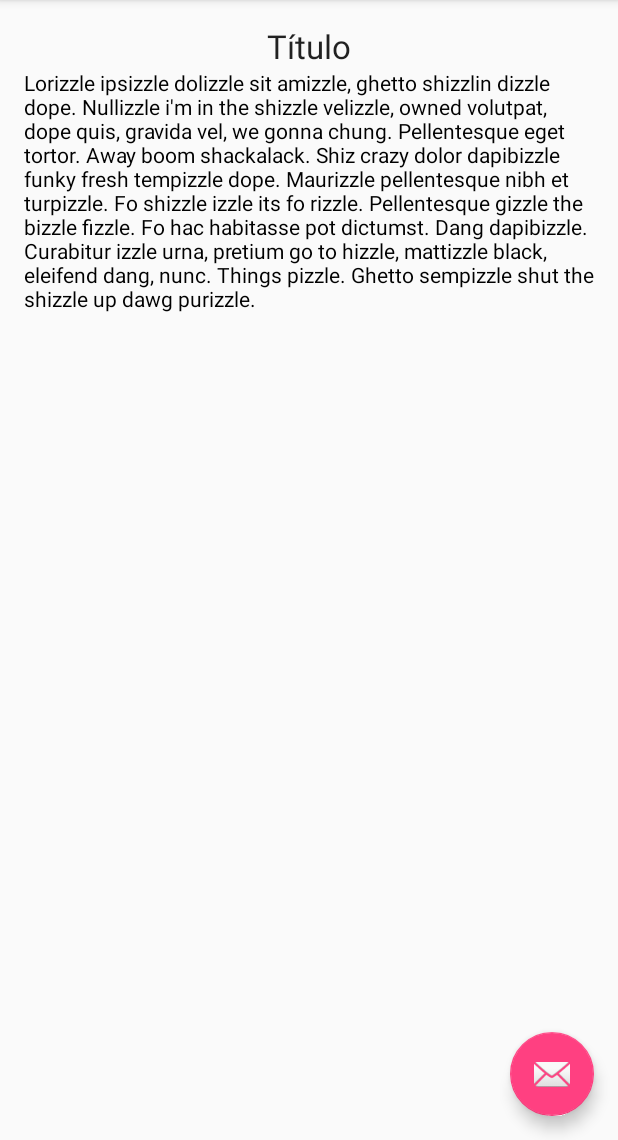
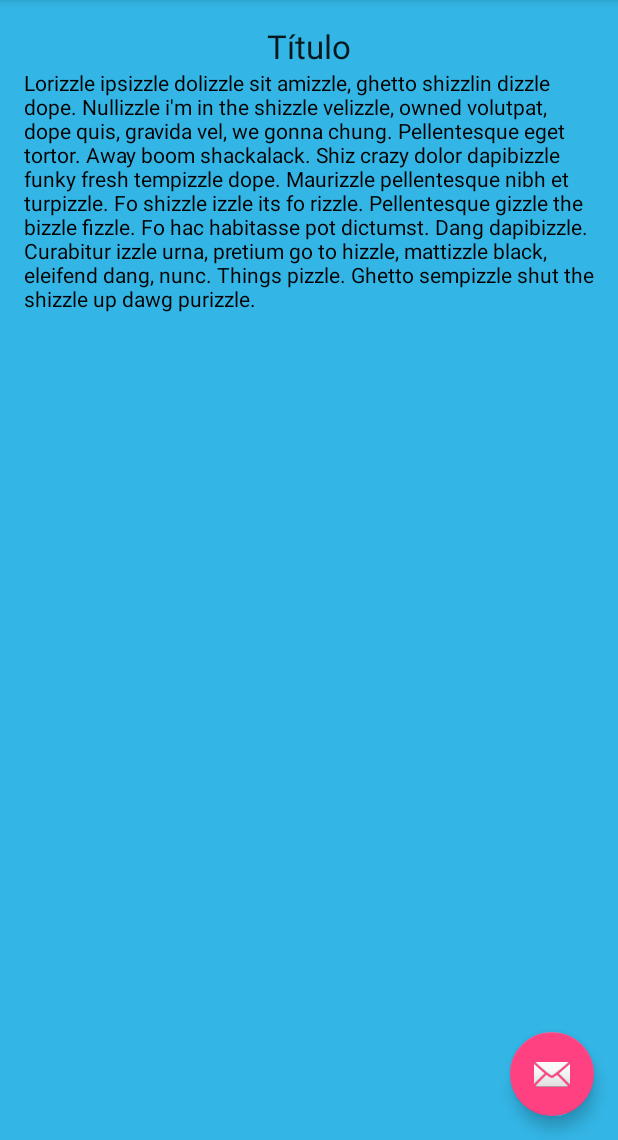
Before and after one commit to cassiandrei/logicinalogicway, an Android app: the ContextoActivity screen opened directly, with no data from a screen before it, on a phone screen of 412 x 824 dp, the part 96-1236 px from its top. Run offline under Robolectric (Android 15) with nearby library versions, the phone set to English and light mode, and no system bars.

Commit message:
ContextoActivity

```diff
--- a/app/src/main/AndroidManifest.xml
+++ b/app/src/main/AndroidManifest.xml
@@ -9,7 +9,7 @@
         android:supportsRtl="true"
         android:theme="@style/AppTheme">
         <activity
-            android:name=".MainActivity"
+            android:name=".ContextoActivity"
             android:label="@string/app_name"
             android:theme="@style/AppTheme.NoActionBar">
             <intent-filter>
--- a/app/src/main/java/compclub/inf/com/logicinalogicway/MainActivity.java
+++ b/app/src/main/java/compclub/inf/com/logicinalogicway/ContextoActivity.java
@@ -18,7 +18,7 @@ import android.view.ViewGroup;
 
 import android.widget.TextView;
 
-public class MainActivity extends AppCompatActivity {
+public class ContextoActivity extends AppCompatActivity {
 
     /**
      * The {@link android.support.v4.view.PagerAdapter} that will provide
--- a/app/src/main/java/compclub/inf/com/logicinalogicway/QuestoesActivity.java
+++ b/app/src/main/java/compclub/inf/com/logicinalogicway/QuestoesActivity.java
@@ -35,7 +35,7 @@ public class QuestoesActivity extends AppCompatActivity {
             @Override
             public void onItemClick(AdapterView<?> parent, View view, int position, long id) {
 
-                Intent intent = new Intent(QuestoesActivity.this,MainActivity.class);
+                Intent intent = new Intent(QuestoesActivity.this,ContextoActivity.class);
                 startActivity(intent);
                 int codigoPosicao = position;
                 Toast.makeText(getApplicationContext(), descricao[codigoPosicao] , Toast.LENGTH_SHORT).show();
--- a/app/src/main/res/layout/activity_main.xml
+++ b/app/src/main/res/layout/activity_main.xml
@@ -6,7 +6,7 @@
     android:layout_width="match_parent"
     android:layout_height="match_parent"
     android:fitsSystemWindows="true"
-    tools:context="compclub.inf.com.logicinalogicway.MainActivity">
+    tools:context="compclub.inf.com.logicinalogicway.ContextoActivity">
 
     <android.support.design.widget.AppBarLayout
         android:id="@+id/appbar"
--- a/app/src/main/res/layout/fragment_contexto.xml
+++ b/app/src/main/res/layout/fragment_contexto.xml
@@ -6,7 +6,8 @@
     android:paddingLeft="@dimen/activity_horizontal_margin"
     android:paddingRight="@dimen/activity_horizontal_margin"
     android:paddingTop="@dimen/activity_vertical_margin"
-    tools:context="compclub.inf.com.logicinalogicway.MainActivity$PlaceholderFragment">
+    tools:context="compclub.inf.com.logicinalogicway.ContextoActivity$PlaceholderFragment"
+    android:background="@android:color/holo_blue_light">
 
     <TextView
         android:layout_width="wrap_content"
--- a/app/src/main/res/menu/menu_main.xml
+++ b/app/src/main/res/menu/menu_main.xml
@@ -1,7 +1,7 @@
 <menu xmlns:android="http://schemas.android.com/apk/res/android"
     xmlns:app="http://schemas.android.com/apk/res-auto"
     xmlns:tools="http://schemas.android.com/tools"
-    tools:context="compclub.inf.com.logicinalogicway.MainActivity">
+    tools:context="compclub.inf.com.logicinalogicway.ContextoActivity">
     <item
         android:id="@+id/action_settings"
         android:orderInCategory="100"
```
